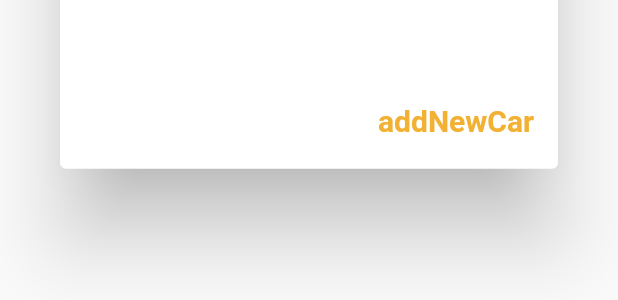
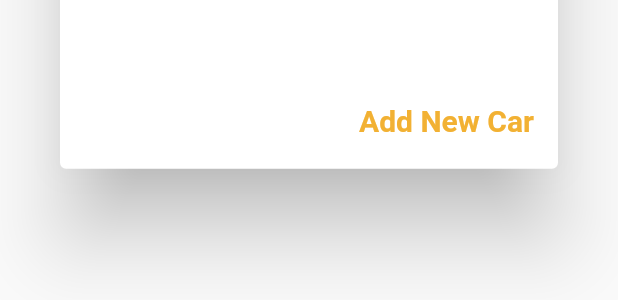
Before and after one commit to naderelzinyy/Carvice, a Flutter app: the MyAlertDialog widget shown alone on an empty page, opened directly, on a phone screen of 412 x 824 dp. Shown: the part 678-978 px from the top of the screen. Run offline on Flutter 3.47's test engine with Material 2 defaults, Android fonts, the phone set to English and light mode, and no system bars; our stand-ins replace cloud_firestore, firebase_auth, firebase_core, flutter_credit_card, flutter_rating_bar, flutter_svg and 6 more; missing offline and left inert: rating_summary; accounts and stored records are empty.

Commit message:
hotfix add new car key not showing correct.

```diff
--- a/flutter-app/lib/widgets/select_car_alert.dart
+++ b/flutter-app/lib/widgets/select_car_alert.dart
@@ -132,7 +132,7 @@ class _MyAlertDialogState extends State<MyAlertDialog> {
           }
               : null,
           child: Text(
-            isEmptyList ? 'addNewCar' : 'next'.tr,
+            isEmptyList ? 'addNewCar'.tr : 'next'.tr,
             style: TextStyle(
               fontWeight: FontWeight.bold,
               fontSize: 20,
```
